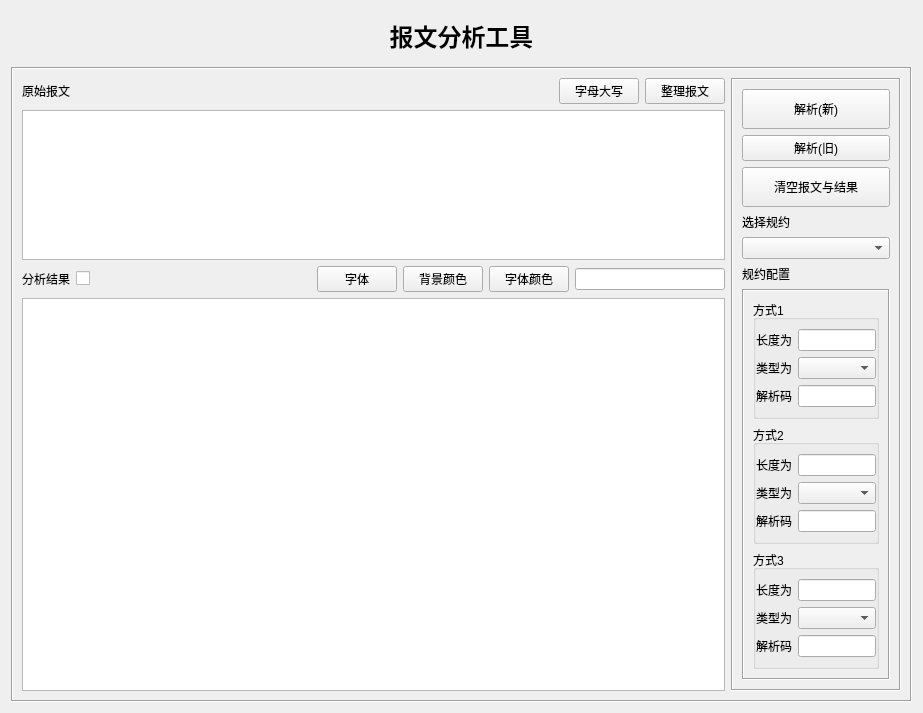
Qt form src/form/frmanalysis.ui (whx110123/nettool) before a commit.
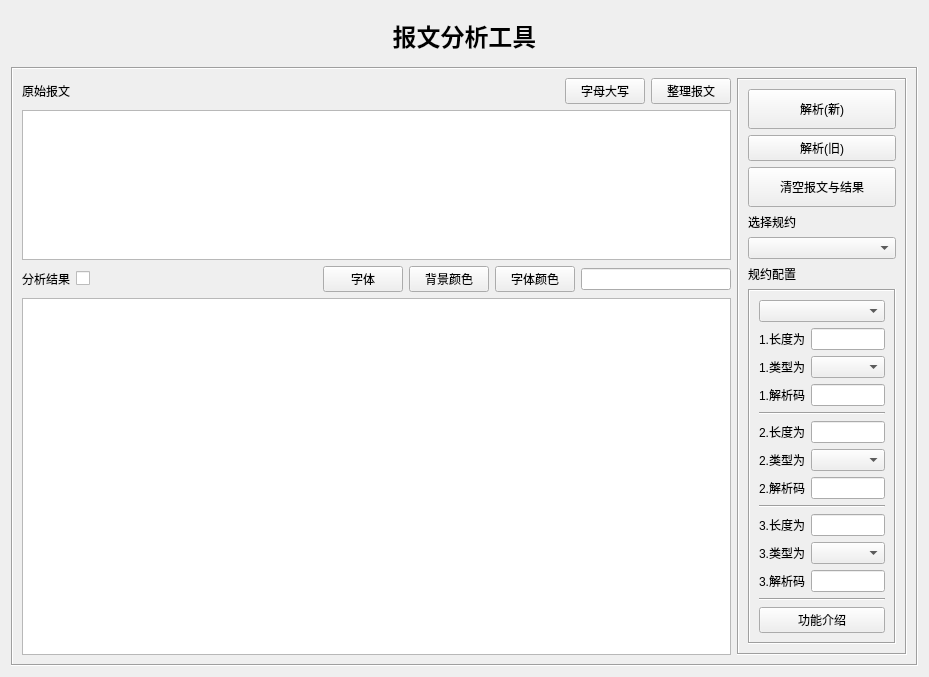
The same form after that commit.

Patch:
```diff
--- a/src/form/frmanalysis.ui
+++ b/src/form/frmanalysis.ui
@@ -6,8 +6,8 @@
    <rect>
     <x>0</x>
     <y>0</y>
-    <width>923</width>
-    <height>647</height>
+    <width>929</width>
+    <height>633</height>
    </rect>
   </property>
   <property name="windowTitle">
@@ -286,141 +286,127 @@
             </layout>
            </widget>
            <widget class="QWidget" name="page_2">
-            <layout class="QVBoxLayout" name="verticalLayout_4">
-             <item>
-              <widget class="QGroupBox" name="groupBox">
-               <property name="title">
-                <string>方式1</string>
-               </property>
                <layout class="QGridLayout" name="gridLayout_2">
-                <property name="leftMargin">
-                 <number>0</number>
-                </property>
-                <property name="rightMargin">
-                 <number>0</number>
-                </property>
-                <item row="0" column="0">
-                 <widget class="QLabel" name="label_11">
-                  <property name="text">
-                   <string>长度为</string>
-                  </property>
-                 </widget>
-                </item>
-                <item row="0" column="1">
-                 <widget class="QLineEdit" name="lineEdit1_modbuslen"/>
-                </item>
-                <item row="1" column="0">
-                 <widget class="QLabel" name="label_12">
-                  <property name="text">
-                   <string>类型为</string>
-                  </property>
-                 </widget>
-                </item>
-                <item row="1" column="1">
-                 <widget class="QComboBox" name="comboBox1_modbus"/>
-                </item>
-                <item row="2" column="0">
-                 <widget class="QLabel" name="label_17">
-                  <property name="text">
-                   <string>解析码</string>
-                  </property>
-                 </widget>
-                </item>
-                <item row="2" column="1">
+             <item row="3" column="1">
                  <widget class="QLineEdit" name="lineEdit1_modbusanalysis"/>
                 </item>
-               </layout>
-              </widget>
-             </item>
-             <item>
-              <widget class="QGroupBox" name="groupBox_2">
-               <property name="title">
-                <string>方式2</string>
-               </property>
-               <layout class="QGridLayout" name="gridLayout_3">
-                <property name="leftMargin">
-                 <number>0</number>
-                </property>
-                <property name="rightMargin">
-                 <number>0</number>
-                </property>
-                <item row="0" column="0">
-                 <widget class="QLabel" name="label_13">
+             <item row="2" column="0">
+              <widget class="QLabel" name="label_12">
                   <property name="text">
-                   <string>长度为</string>
+                <string>1.类型为</string>
                   </property>
                  </widget>
                 </item>
-                <item row="0" column="1">
-                 <widget class="QLineEdit" name="lineEdit2_modbuslen"/>
-                </item>
-                <item row="1" column="0">
+             <item row="1" column="1">
+              <widget class="QLineEdit" name="lineEdit1_modbuslen"/>
+             </item>
+             <item row="11" column="1">
+              <widget class="QLineEdit" name="lineEdit3_modbusanalysis"/>
+             </item>
+             <item row="6" column="0">
                  <widget class="QLabel" name="label_14">
                   <property name="text">
-                   <string>类型为</string>
+                <string>2.类型为</string>
                   </property>
                  </widget>
                 </item>
-                <item row="1" column="1">
+             <item row="5" column="1">
+              <widget class="QLineEdit" name="lineEdit2_modbuslen"/>
+             </item>
+             <item row="9" column="0">
+              <widget class="QLabel" name="label_15">
+               <property name="text">
+                <string>3.长度为</string>
+               </property>
+              </widget>
+             </item>
+             <item row="13" column="0" colspan="2">
+              <widget class="QPushButton" name="pushButton">
+               <property name="text">
+                <string>功能介绍</string>
+               </property>
+              </widget>
+             </item>
+             <item row="4" column="0" colspan="2">
+              <widget class="Line" name="line">
+               <property name="orientation">
+                <enum>Qt::Horizontal</enum>
+               </property>
+              </widget>
+             </item>
+             <item row="8" column="0" colspan="2">
+              <widget class="Line" name="line_2">
+               <property name="orientation">
+                <enum>Qt::Horizontal</enum>
+               </property>
+              </widget>
+             </item>
+             <item row="3" column="0">
+              <widget class="QLabel" name="label_17">
+               <property name="text">
+                <string>1.解析码</string>
+               </property>
+              </widget>
+             </item>
+             <item row="6" column="1">
                  <widget class="QComboBox" name="comboBox2_modbus"/>
                 </item>
-                <item row="2" column="0">
-                 <widget class="QLabel" name="label_18">
+             <item row="11" column="0">
+              <widget class="QLabel" name="label_19">
                   <property name="text">
-                   <string>解析码</string>
+                <string>3.解析码</string>
                   </property>
                  </widget>
                 </item>
-                <item row="2" column="1">
+             <item row="12" column="0" colspan="2">
+              <widget class="Line" name="line_3">
+               <property name="orientation">
+                <enum>Qt::Horizontal</enum>
+               </property>
+              </widget>
+             </item>
+             <item row="7" column="1">
                  <widget class="QLineEdit" name="lineEdit2_modbusanalysis"/>
                 </item>
-               </layout>
-              </widget>
-             </item>
-             <item>
-              <widget class="QGroupBox" name="groupBox_3">
-               <property name="title">
-                <string>方式3</string>
-               </property>
-               <layout class="QGridLayout" name="gridLayout_4">
-                <property name="leftMargin">
-                 <number>0</number>
-                </property>
-                <property name="rightMargin">
-                 <number>0</number>
-                </property>
-                <item row="0" column="0">
-                 <widget class="QLabel" name="label_15">
+             <item row="5" column="0">
+              <widget class="QLabel" name="label_13">
                   <property name="text">
-                   <string>长度为</string>
+                <string>2.长度为</string>
                   </property>
                  </widget>
                 </item>
-                <item row="0" column="1">
-                 <widget class="QLineEdit" name="lineEdit3_modbuslen"/>
-                </item>
-                <item row="1" column="0">
+             <item row="10" column="0">
                  <widget class="QLabel" name="label_16">
                   <property name="text">
-                   <string>类型为</string>
+                <string>3.类型为</string>
                   </property>
                  </widget>
                 </item>
-                <item row="1" column="1">
+             <item row="9" column="1">
+              <widget class="QLineEdit" name="lineEdit3_modbuslen"/>
+             </item>
+             <item row="10" column="1">
                  <widget class="QComboBox" name="comboBox3_modbus"/>
                 </item>
-                <item row="2" column="0">
-                 <widget class="QLabel" name="label_19">
+             <item row="7" column="0">
+              <widget class="QLabel" name="label_18">
                   <property name="text">
-                   <string>解析码</string>
+                <string>2.解析码</string>
+               </property>
+              </widget>
+             </item>
+             <item row="1" column="0">
+              <widget class="QLabel" name="label_11">
+               <property name="text">
+                <string>1.长度为</string>
                   </property>
                  </widget>
                 </item>
                 <item row="2" column="1">
-                 <widget class="QLineEdit" name="lineEdit3_modbusanalysis"/>
-                </item>
-               </layout>
-              </widget>
+              <widget class="QComboBox" name="comboBox1_modbus"/>
+             </item>
+             <item row="0" column="0" colspan="2">
+              <widget class="QComboBox" name="comboBox_sort"/>
              </item>
             </layout>
            </widget>
```
Lines whose indentation alone changed are shown as unchanged.
